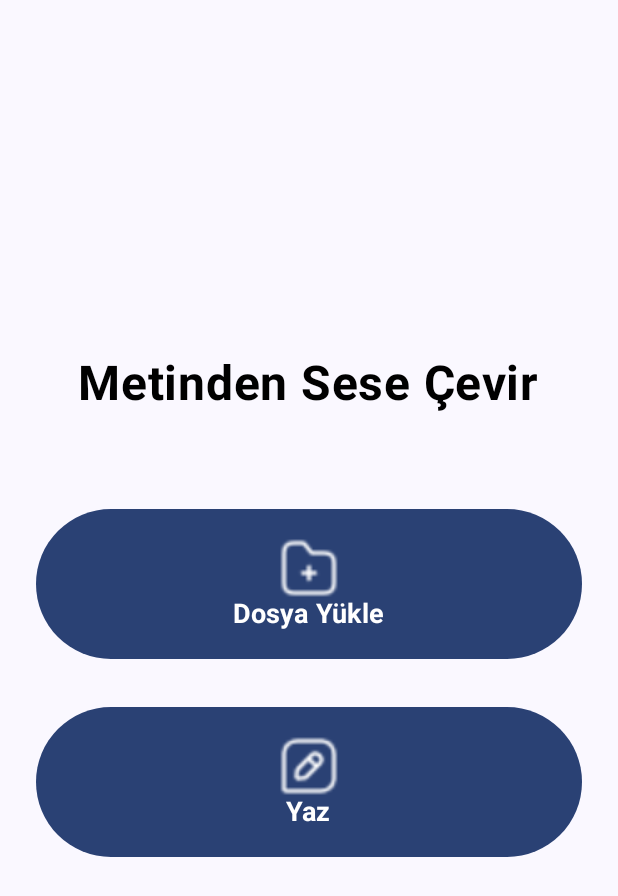
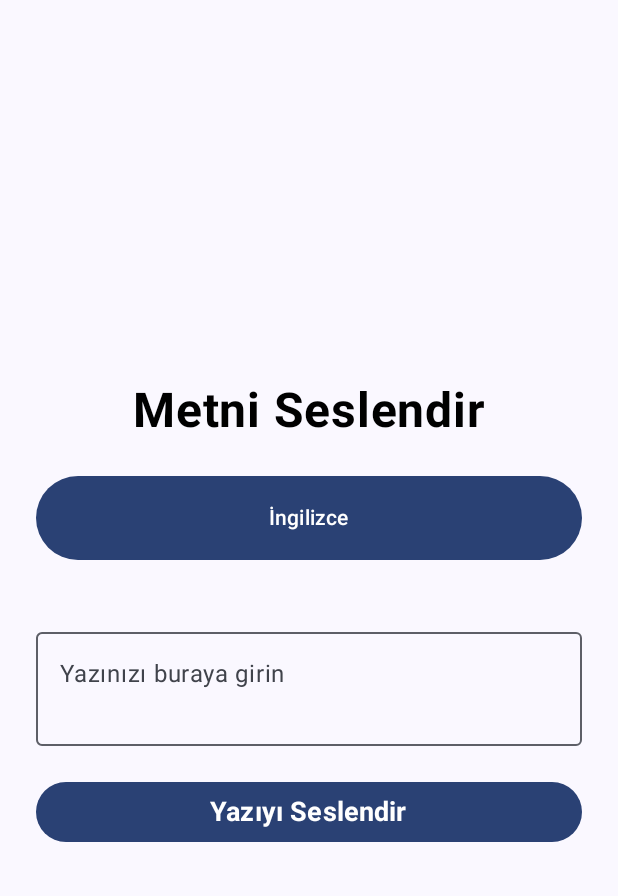
Before and after one commit to hasanhuseyinkayik/transcripty, an Android app built with Jetpack Compose: the TextToSpeechScreen screen opened through its navigation route, on a phone screen of 412 x 824 dp. Shown: the top 896 px of the screen. Run offline under Robolectric (Android 15) with nearby library versions, the phone set to English and light mode, and no system bars.

Commit message:
Language options added for Android TextToSpeech.

```diff
--- a/app/build.gradle.kts
+++ b/app/build.gradle.kts
@@ -41,6 +41,8 @@ android {
 
 dependencies {
 
+    implementation("com.amazonaws:aws-android-sdk-polly:2.16.0")
+    implementation ("com.amazonaws:aws-android-sdk-core:2.23.0")
     implementation("androidx.navigation:navigation-compose:2.7.7")
     implementation(libs.androidx.core.ktx)
     implementation(libs.androidx.lifecycle.runtime.ktx)
--- a/app/src/main/java/com/hasanhuseyinkayik/transcriptydeneme1/TextToSpeech.kt
+++ b/app/src/main/java/com/hasanhuseyinkayik/transcriptydeneme1/TextToSpeech.kt
@@ -1,39 +1,56 @@
 package com.hasanhuseyinkayik.transcriptydeneme1
 
+import android.content.Intent
 import android.speech.tts.TextToSpeech
-import android.speech.tts.TextToSpeech.OnInitListener
+import android.widget.Toast
 import androidx.compose.foundation.layout.*
 import androidx.compose.material3.*
 import androidx.compose.runtime.*
 import androidx.compose.ui.Alignment
 import androidx.compose.ui.Modifier
 import androidx.compose.ui.graphics.Color
-import androidx.compose.ui.res.painterResource
-import androidx.compose.ui.tooling.preview.Preview
+import androidx.compose.ui.platform.LocalContext
+import androidx.compose.ui.text.font.FontWeight
 import androidx.compose.ui.unit.dp
 import androidx.compose.ui.unit.sp
-import androidx.compose.ui.text.font.FontWeight
-import androidx.compose.ui.platform.LocalContext
-import androidx.navigation.NavController
-import androidx.navigation.compose.rememberNavController
-import com.hasanhuseyinkayik.transcriptydeneme1.ui.theme.TranscriptyDeneme1Theme
-import com.hasanhuseyinkayik.transcriptydeneme1.R
+import androidx.navigation.NavHostController
 import java.util.*
 
 @Composable
-fun TextToSpeechScreen(navController: NavController) {
-    var textToSpeech: TextToSpeech? by remember { mutableStateOf(null) }
+fun TextToSpeechScreen(navController: NavHostController) {
     val context = LocalContext.current
 
+    var textInput by remember { mutableStateOf("") }
+    var textToSpeech by remember { mutableStateOf<TextToSpeech?>(null) }
+    var selectedLanguage by remember { mutableStateOf(Locale.ENGLISH) }
+    val showErrorToast = remember { mutableStateOf(false) }
+
+    val languageOptions = listOf(
+        "İngilizce" to Locale.ENGLISH,
+        "Almanca" to Locale.GERMAN,
+        "Fransızca" to Locale.FRENCH,
+        "Türkçe" to Locale("tr", "TR")
+    )
+
     LaunchedEffect(Unit) {
-        textToSpeech = TextToSpeech(context, OnInitListener { status ->
-            if (status == TextToSpeech.SUCCESS) {
-                val langResult = textToSpeech?.setLanguage(Locale("tr", "TR"))
-                if (langResult == TextToSpeech.LANG_MISSING_DATA || langResult == TextToSpeech.LANG_NOT_SUPPORTED) {
-                    // Uygun dil verisi eksik veya dil desteklenmiyor
+        textToSpeech = TextToSpeech(context) { status ->
+            if (status != TextToSpeech.SUCCESS) {
+                Toast.makeText(context, "TextToSpeech başlatılamadı.", Toast.LENGTH_SHORT).show()
+            } else {
+                val result = textToSpeech?.setLanguage(selectedLanguage)
+                if (result == TextToSpeech.LANG_MISSING_DATA || result == TextToSpeech.LANG_NOT_SUPPORTED) {
+                    Toast.makeText(context, "Dil desteklenmiyor. Lütfen dil paketini yükleyin.", Toast.LENGTH_LONG).show()
+                    val installIntent = Intent()
+                    installIntent.action = TextToSpeech.Engine.ACTION_INSTALL_TTS_DATA
+                    context.startActivity(installIntent)
                 }
             }
-        })
+        }
+    }
+
+    if (showErrorToast.value) {
+        Toast.makeText(context, "Lütfen bir yazı girin.", Toast.LENGTH_SHORT).show()
+        showErrorToast.value = false
     }
 
     Column(
@@ -44,66 +61,85 @@ fun TextToSpeechScreen(navController: NavController) {
         verticalArrangement = Arrangement.Center
     ) {
         Text(
-            text = "Metinden Sese Çevir",
+            text = "Metni Seslendir",
             color = Color.Black,
             fontSize = 32.sp,
             fontWeight = FontWeight.Bold,
-            modifier = Modifier.padding(bottom = 48.dp)
+            modifier = Modifier.padding(bottom = 24.dp)
+        )
+
+        var expanded by remember { mutableStateOf(false) }
+        var selectedLanguageName by remember { mutableStateOf(languageOptions.first().first) }
+
+        Box(
+            modifier = Modifier
+                .fillMaxWidth()
+                .padding(bottom = 16.dp)
+        ) {
+            Button(
+                onClick = { expanded = true },
+                modifier = Modifier
+                    .fillMaxWidth()
+                    .height(56.dp)
+                    .padding(0.dp)
+            ) {
+                Text(text = selectedLanguageName)
+            }
+            DropdownMenu(
+                expanded = expanded,
+                onDismissRequest = { expanded = false }
+            ) {
+                languageOptions.forEach { (name, locale) ->
+                    DropdownMenuItem(
+                        text = { Text(name) },
+                        onClick = {
+                            selectedLanguage = locale
+                            selectedLanguageName = name
+                            expanded = false
+                            val result = textToSpeech?.setLanguage(locale)
+                            if (result == TextToSpeech.LANG_MISSING_DATA || result == TextToSpeech.LANG_NOT_SUPPORTED) {
+                                Toast.makeText(context, "$name dili desteklenmiyor. Lütfen dil paketini yükleyin.", Toast.LENGTH_LONG).show()
+                                val installIntent = Intent()
+                                installIntent.action = TextToSpeech.Engine.ACTION_INSTALL_TTS_DATA
+                                context.startActivity(installIntent)
+                            }
+                        }
+                    )
+                }
+            }
+        }
+
+        Spacer(modifier = Modifier.height(24.dp))
+
+        OutlinedTextField(
+            value = textInput,
+            onValueChange = { textInput = it },
+            label = { Text("Yazınızı buraya girin") },
+            modifier = Modifier
+                .fillMaxWidth()
+                .height(100.dp)
+                .padding(bottom = 16.dp)
         )
 
         Button(
             onClick = {
-                val text = "Merhaba, dosya yüklemek için buraya bastınız."
-                textToSpeech?.speak(text, TextToSpeech.QUEUE_FLUSH, null, null)
+                if (textInput.isNotBlank()) {
+                    textToSpeech?.speak(textInput, TextToSpeech.QUEUE_FLUSH, null, null)
+                } else {
+                    showErrorToast.value = true
+                }
             },
             modifier = Modifier
                 .fillMaxWidth()
-                .padding(vertical = 16.dp)
-                .height(100.dp)
+                .height(56.dp)
+                .padding(vertical = 8.dp)
         ) {
-            Column(
-                horizontalAlignment = Alignment.CenterHorizontally,
-                verticalArrangement = Arrangement.Center
-            ) {
-                Icon(
-                    painter = painterResource(id = R.drawable.file),
-                    contentDescription = "Dosya Yükle",
-                    tint = Color.White,
-                    modifier = Modifier.size(40.dp)
-                )
-                Text(
-                    text = "Dosya Yükle",
-                    color = Color.White,
-                    fontSize = 18.sp,
-                    fontWeight = FontWeight.Bold
-                )
-            }
-        }
-
-        Button(
-            onClick = { navController.navigate("text_to_speech_upload") },
-            modifier = Modifier
-                .fillMaxWidth()
-                .padding(vertical = 16.dp)
-                .height(100.dp)
-        ) {
-            Column(
-                horizontalAlignment = Alignment.CenterHorizontally,
-                verticalArrangement = Arrangement.Center
-            ) {
-                Icon(
-                    painter = painterResource(id = R.drawable.pencil),
-                    contentDescription = "Yaz",
-                    tint = Color.White,
-                    modifier = Modifier.size(40.dp)
-                )
-                Text(
-                    text = "Yaz",
-                    color = Color.White,
-                    fontSize = 18.sp,
-                    fontWeight = FontWeight.Bold
-                )
-            }
+            Text(
+                text = "Yazıyı Seslendir",
+                color = Color.White,
+                fontSize = 18.sp,
+                fontWeight = FontWeight.Bold
+            )
         }
     }
 
@@ -114,12 +150,3 @@ fun TextToSpeechScreen(navController: NavController) {
         }
     }
 }
-
-@Preview(showBackground = true)
-@Composable
-fun TextToSpeechScreenPreview() {
-    val navController = rememberNavController()
-    TranscriptyDeneme1Theme {
-        TextToSpeechScreen(navController = navController)
-    }
-}
--- a/app/src/main/java/com/hasanhuseyinkayik/transcriptydeneme1/ui/theme/Theme.kt
+++ b/app/src/main/java/com/hasanhuseyinkayik/transcriptydeneme1/ui/theme/Theme.kt
@@ -35,19 +35,15 @@ private val LightColorScheme = lightColorScheme(
 
 @Composable
 fun TranscriptyDeneme1Theme(
-    darkTheme: Boolean = isSystemInDarkTheme(),
-    // Dynamic color is available on Android 12+
-    dynamicColor: Boolean = true,
+    dynamicColor: Boolean = true, // Dinamik renk desteği hala aktif
     content: @Composable () -> Unit
 ) {
     val colorScheme = when {
         dynamicColor && Build.VERSION.SDK_INT >= Build.VERSION_CODES.S -> {
             val context = LocalContext.current
-            if (darkTheme) dynamicDarkColorScheme(context) else dynamicLightColorScheme(context)
+            dynamicLightColorScheme(context) // Her zaman LightColorScheme kullanıyoruz
         }
-
-        darkTheme -> DarkColorScheme
-        else -> LightColorScheme
+        else -> LightColorScheme // Android 12'den önce, sadece LightColorScheme
     }
 
     MaterialTheme(
```
